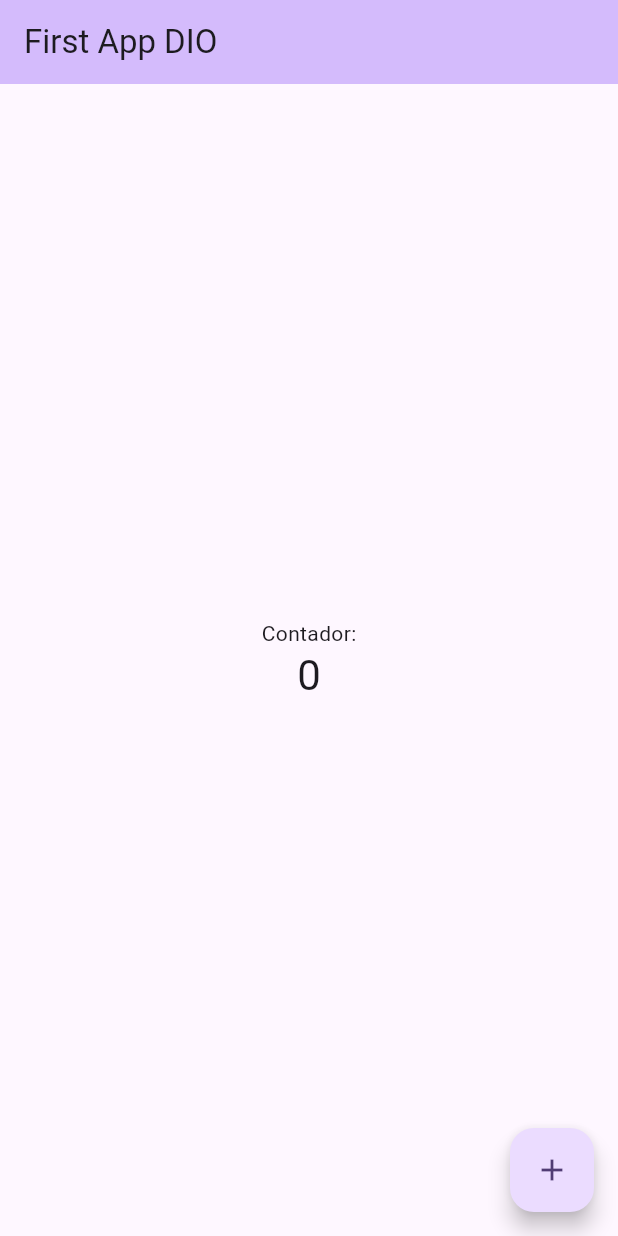
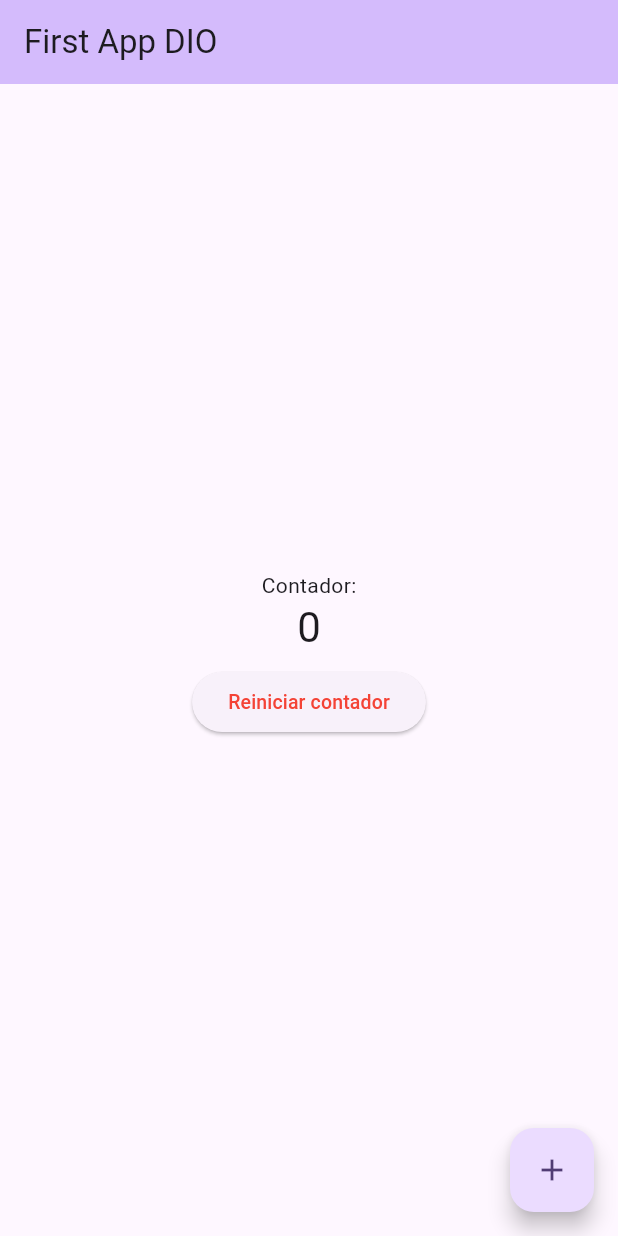
Before and after one commit to IIDixon/Project-1-DIO, a Flutter app: the screen it shows after launch, on a phone screen of 412 x 824 dp. Run offline on Flutter 3.47's test engine with Material 2 defaults, Android fonts, the phone set to English and light mode, and no system bars.

Commit message:
add reset button

```diff
--- a/first_application_flutter_dio/lib/main.dart
+++ b/first_application_flutter_dio/lib/main.dart
@@ -61,50 +61,25 @@ class _MyHomePageState extends State<MyHomePage> {
 
   void _incrementCounter() {
     setState(() {
-      // This call to setState tells the Flutter framework that something has
-      // changed in this State, which causes it to rerun the build method below
-      // so that the display can reflect the updated values. If we changed
-      // _counter without calling setState(), then the build method would not be
-      // called again, and so nothing would appear to happen.
       _counter++;
+    });
+  }
+
+  void _resetCounter() {
+    setState(() {
+      _counter = 0;
     });
   }
 
   @override
   Widget build(BuildContext context) {
-    // This method is rerun every time setState is called, for instance as done
-    // by the _incrementCounter method above.
-    //
-    // The Flutter framework has been optimized to make rerunning build methods
-    // fast, so that you can just rebuild anything that needs updating rather
-    // than having to individually change instances of widgets.
     return Scaffold(
       appBar: AppBar(
-        // TRY THIS: Try changing the color here to a specific color (to
-        // Colors.amber, perhaps?) and trigger a hot reload to see the AppBar
-        // change color while the other colors stay the same.
         backgroundColor: Theme.of(context).colorScheme.inversePrimary,
-        // Here we take the value from the MyHomePage object that was created by
-        // the App.build method, and use it to set our appbar title.
         title: Text(widget.title),
       ),
       body: Center(
-        // Center is a layout widget. It takes a single child and positions it
-        // in the middle of the parent.
         child: Column(
-          // Column is also a layout widget. It takes a list of children and
-          // arranges them vertically. By default, it sizes itself to fit its
-          // children horizontally, and tries to be as tall as its parent.
-          //
-          // Column has various properties to control how it sizes itself and
-          // how it positions its children. Here we use mainAxisAlignment to
-          // center the children vertically; the main axis here is the vertical
-          // axis because Columns are vertical (the cross axis would be
-          // horizontal).
-          //
-          // TRY THIS: Invoke "debug painting" (choose the "Toggle Debug Paint"
-          // action in the IDE, or press "p" in the console), to see the
-          // wireframe for each widget.
           mainAxisAlignment: MainAxisAlignment.center,
           children: <Widget>[
             const Text(
@@ -114,6 +89,16 @@ class _MyHomePageState extends State<MyHomePage> {
               '$_counter',
               style: Theme.of(context).textTheme.headlineMedium,
             ),
+            Padding(
+              padding: const EdgeInsets.all(8.0),
+              child: ElevatedButton(
+                onPressed: _resetCounter,
+                child: const Text(
+                  'Reiniciar contador',
+                  style: TextStyle(color: Colors.red, fontSize: 13),
+                ),
+              ),
+            ),
           ],
         ),
       ),
@@ -121,7 +106,7 @@ class _MyHomePageState extends State<MyHomePage> {
         onPressed: _incrementCounter,
         tooltip: 'Incrementar contador',
         child: const Icon(Icons.add),
-      ), // This trailing comma makes auto-formatting nicer for build methods.
+      ),
     );
   }
 }
```
